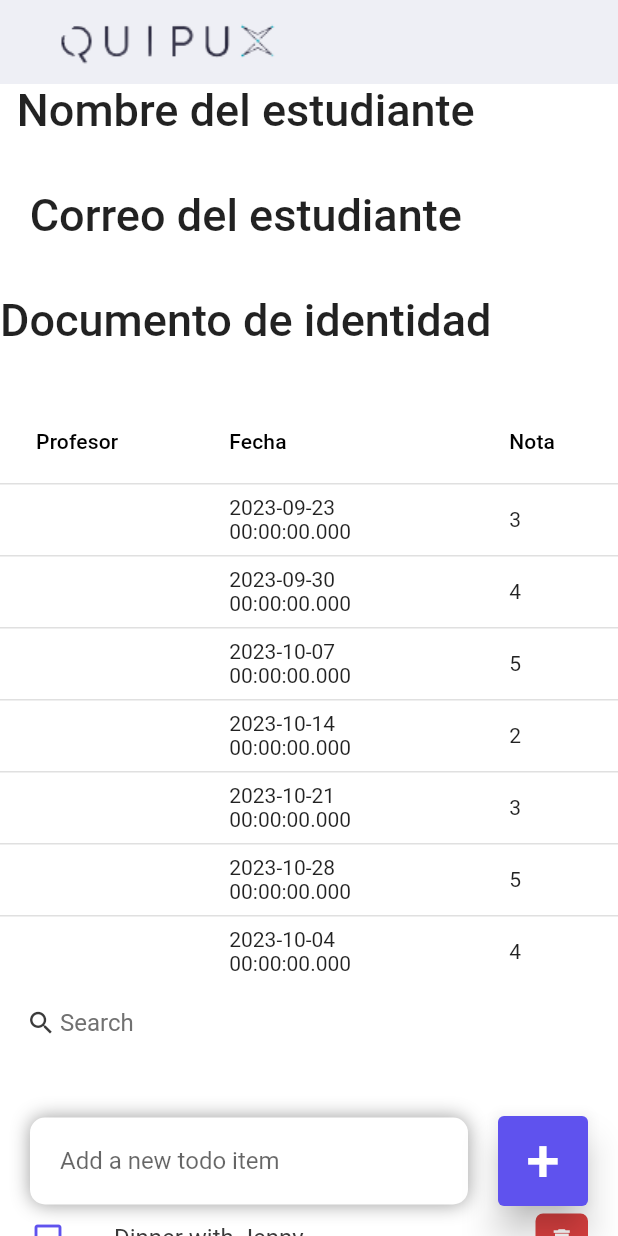
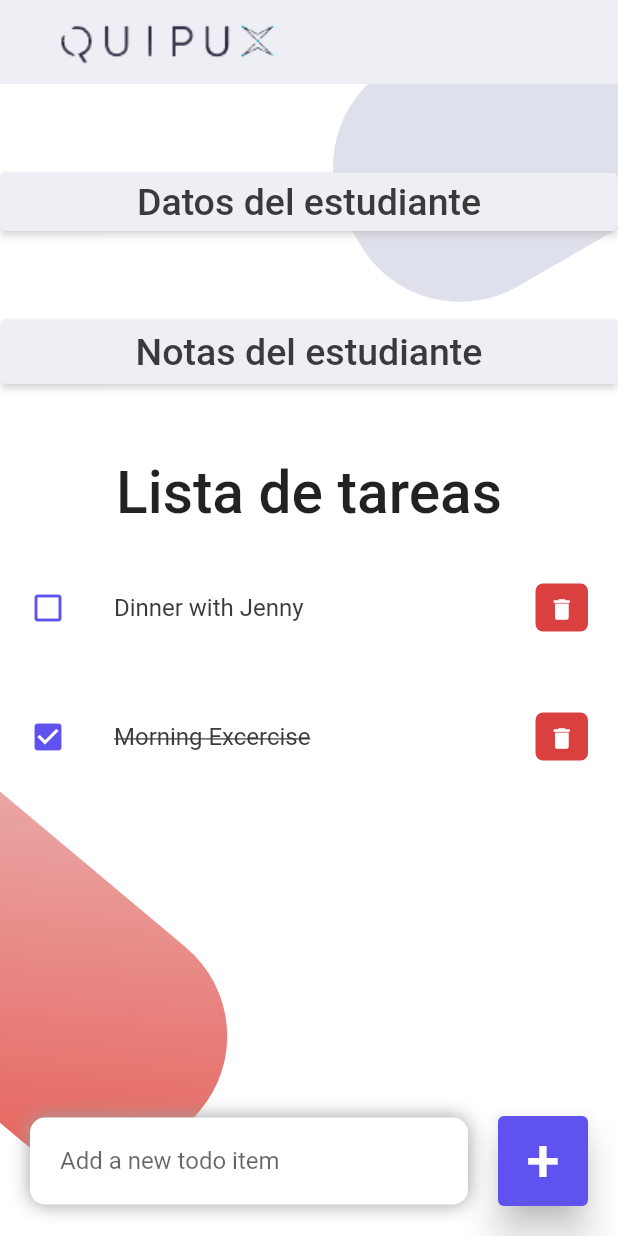
Before and after one commit to Goezs/quipuxApp, a Flutter app: the Student screen opened directly with empty values, on a phone screen of 412 x 824 dp. Run offline on Flutter 3.47's test engine with Material 2 defaults, Android fonts, the light colour scheme and no system bars.

Commit message:
Skeleton with style

```diff
--- a/lib/model/grades.dart
+++ b/lib/model/grades.dart
@@ -34,11 +34,11 @@ class Grade {
 }
 
 final allGrades = <Grade>[
-  Grade(teacherName: '', day: DateTime(2023, 9, 23), grade: 3),
-  Grade(teacherName: '', day: DateTime(2023, 9, 30), grade: 4),
-  Grade(teacherName: '', day: DateTime(2023, 10, 7), grade: 5),
-  Grade(teacherName: '', day: DateTime(2023, 10, 14), grade: 2),
-  Grade(teacherName: '', day: DateTime(2023, 10, 21), grade: 3),
-  Grade(teacherName: '', day: DateTime(2023, 10, 28), grade: 5),
-  Grade(teacherName: '', day: DateTime(2023, 10, 4), grade: 4),
+  Grade(teacherName: 'Fernando Gonsalez', day: DateTime(2023, 9, 23), grade: 3),
+  Grade(teacherName: 'Andrés Viñedo', day: DateTime(2023, 9, 30), grade: 4),
+  Grade(teacherName: 'Samuel Herrera', day: DateTime(2023, 10, 7), grade: 5),
+  Grade(teacherName: 'Juan Salazar', day: DateTime(2023, 10, 14), grade: 2),
+  Grade(teacherName: 'Manolo Zuluaga', day: DateTime(2023, 10, 21), grade: 3),
+  Grade(teacherName: 'David Ospina', day: DateTime(2023, 10, 28), grade: 5),
+  Grade(teacherName: 'Hernesto Valle', day: DateTime(2023, 10, 4), grade: 4),
 ];
--- a/lib/screens/student.dart
+++ b/lib/screens/student.dart
@@ -33,6 +33,9 @@ class _StudentState extends State<Student> {
   List<ToDo> _foundToDo = [];
   final _todoController = TextEditingController();
 
+  bool showStudentTable = false;
+  bool showGradeTable = false;
+
   @override
   void initState() {
     _foundToDo = todosList;
@@ -46,55 +49,140 @@ class _StudentState extends State<Student> {
       appBar: buildAppBar(context),
       body: Stack(
         children: [
+          ShaderMask(
+            shaderCallback : (rect){
+              return LinearGradient(
+                begin: Alignment.topCenter,
+                end: Alignment.bottomLeft,
+                colors: [tdBGColor, Colors.white],
+              ).createShader(Rect.fromLTRB(50, 250, 10, 350));
+            },
+            child: RotationTransition(
+              turns: const AlwaysStoppedAnimation(60 / 360),
+              child: Align(
+                alignment: const Alignment(-1.9, -3),
+                child: SizedBox(
+                  height: 492,
+                  width: 169.13,
+                  child: DecoratedBox(
+                    decoration: BoxDecoration(
+                      color: tdBGColor,
+                      borderRadius: BorderRadius.circular(77)
+                    ),
+                  ),
+                )
+              )
+            )
+          ),
+          ShaderMask(
+            shaderCallback : (rect){
+              return LinearGradient(
+                begin: Alignment.bottomLeft,
+                end: Alignment.topCenter,
+                colors: [Colors.red, Colors.white],
+              ).createShader(Rect.fromLTRB(280, 230, 390, 880));
+            },
+            child: RotationTransition(
+              turns: const AlwaysStoppedAnimation(130 / 360),
+              child: Align(
+                alignment: const Alignment(2.34, 0.8),
+                child: SizedBox(
+                  height: 494,
+                  width: 169.13,
+                  child: DecoratedBox(
+                    decoration: BoxDecoration(
+                      color: tdBGColor,
+                      borderRadius: BorderRadius.circular(77)
+                    ),
+                  ),
+                )
+              )
+            )
+          ),
           ListView(
             children: [
-              Align(
-                alignment: Alignment.topLeft,
-                child: Column(
-                  children: [
-                    Text('Nombre del estudiante',
+              const SizedBox(height: 59),
+              SizedBox(
+                height: 39,
+                child: ElevatedButton(
+                  onPressed: (){
+                    setState(() {
+                      showStudentTable =  !showStudentTable;
+                    });
+                  },
+                  style: ElevatedButton.styleFrom(
+                    backgroundColor: tdBGColor,
+                    shadowColor: Colors.white,
+                  ),
+                  child: Text('Datos del estudiante',
                     style: TextStyle(
-                        fontSize: 30,
+                      color: tdBlack,
+                      fontSize: 25,
                       fontWeight: FontWeight.w500,
                     ),
                   ),
-                    Text(studentName,
-                      style: TextStyle(
-                        fontSize: 30,
-                        fontWeight: FontWeight.w200,
                 ),
               ),
-                    Text('Correo del estudiante',
+              Visibility(
+                visible: showStudentTable,
+                child: SingleChildScrollView(
+                  scrollDirection: Axis.vertical,
+                  child: FittedBox(
+                    child: DataTable(
+                      columns: [
+                      DataColumn(label: Text('Nombre')),
+                      DataColumn(label: Text('Documento de identidad')),
+                      DataColumn(label: Text('Correo')),
+                      ],
+                      rows: [
+                        DataRow(cells: [
+                          DataCell(Text(studentName)),
+                          DataCell(Text(studentItt)),
+                          DataCell(Text(studentEmail)),
+                        ])
+                      ],
+                      decoration: BoxDecoration(
+                        color: tdBGColor,
+                        border: Border.all(
+                          color: tdBGColor,
+                          width: 0,
+                        ),
+                        borderRadius: BorderRadius.only(
+                          bottomLeft: Radius.circular(35),
+                          bottomRight: Radius.circular(35)
+                        ),
+                      )
+                    )
+                  )
+                )
+              ),
+              const SizedBox(height: 59),
+              SizedBox(
+                height: 43,
+                child: ElevatedButton(
+                  onPressed: (){
+                    setState(() {
+                      showGradeTable =  !showGradeTable;
+                    });
+                  },
+                  style: ElevatedButton.styleFrom(
+                    backgroundColor: tdBGColor,
+                    shadowColor: Colors.white,
+                  ),
+                  child: Text('Notas del estudiante',
                     style: TextStyle(
-                        fontSize: 30,
+                      color: tdBlack,
+                      fontSize: 25,
                       fontWeight: FontWeight.w500,
                     ),
                   ),
-                    Text(studentEmail,
-                      style: TextStyle(
-                        fontSize: 30,
-                        fontWeight: FontWeight.w200,
                 ),
               ),
-                    Text('Documento de identidad',
-                      style: TextStyle(
-                        fontSize: 30,
-                        fontWeight: FontWeight.w500,
+              Visibility(
+                visible: showGradeTable,
+                child: SortableTable(),
               ),
-                    ),
-                    Text(studentItt,
-                      style: TextStyle(
-                        fontSize: 30,
-                        fontWeight: FontWeight.w200,
-                      ),
-                    ),
-                  ],
-                )
-              ),
-              SortableTable(),
-              searchBox(),
-              Expanded(
-                child: Column(
+              Column(
                 children: [
                   Container(
                     margin: EdgeInsets.only(
@@ -104,6 +192,7 @@ class _StudentState extends State<Student> {
                     child: Text(
                       'Lista de tareas',
                       style: TextStyle(
+                        fontSize: 39,
                         fontWeight: FontWeight.w500,
                       )
                     ),
@@ -116,7 +205,6 @@ class _StudentState extends State<Student> {
                     ),
                 ],
               ),
-              )
             ],
           ),
           Align(
@@ -221,30 +309,4 @@ class _StudentState extends State<Student> {
       _foundToDo = results;
     });
   }
-
-  Widget searchBox() {
-    return Container(
-      padding: EdgeInsets.symmetric(horizontal: 15),
-      decoration: BoxDecoration(
-        color: Colors.white,
-        borderRadius: BorderRadius.circular(20),
-      ),
-      child: TextField(
-        onChanged: (value) => _runFilter(value),
-        decoration: InputDecoration(
-          contentPadding: EdgeInsets.all(0),
-          prefixIcon: Icon(
-            Icons.search,
-            color: tdBlack,
-            size: 20,
-          ), prefixIconConstraints: BoxConstraints( maxHeight: 20,
-            minWidth: 25,
-          ),
-          border: InputBorder.none,
-          hintText: 'Search',
-          hintStyle: TextStyle(color: tdGrey),
-        ),
-      ),
-    );
 }
-}
--- a/lib/widgets/grade_table.dart
+++ b/lib/widgets/grade_table.dart
@@ -1,4 +1,5 @@
 import 'package:flutter/material.dart';
+import 'package:quipux_app/constants/colors.dart';
 import 'package:quipux_app/model/grades.dart';
 
 class SortableTable extends StatefulWidget {
@@ -31,6 +32,17 @@ class _SortableTableState extends State<SortableTable> {
       sortColumnIndex: sortColumnIndex,
       columns: getColumns(columns),
       rows: getRows(grades),
+      decoration: BoxDecoration(
+        color: tdBGColor,
+        border: Border.all(
+          color: tdBGColor,
+          width: 20
+        ),
+        borderRadius: BorderRadius.only(
+          bottomLeft: Radius.circular(65),
+          bottomRight: Radius.circular(65)
+        ),
+      )
     );
   }
 
@@ -44,7 +56,8 @@ class _SortableTableState extends State<SortableTable> {
   List<DataRow> getRows(List<Grade> grades) => grades.map((Grade grade) {
         final cells = [grade.teacherName, grade.day, grade.grade];
 
-        return DataRow(cells: getCells(cells));
+        return DataRow(
+          cells: getCells(cells));
       }).toList();
 
   List<DataCell> getCells(List<dynamic> cells) =>
@@ -56,7 +69,7 @@ class _SortableTableState extends State<SortableTable> {
           compareString(ascending, grade1.teacherName, grade2.teacherName));
     } else if (columnIndex == 1) {
       grades.sort((grade1, grade2) =>
-          compareString(ascending, '$grade1.day', '$grade2.day'));
+          compareString(ascending, '${grade1.day}', '${grade2.day}'));
     } else if (columnIndex == 2) {
       grades.sort((grade1, grade2) =>
           compareString(ascending, '${grade1.grade}', '${grade2.grade}'));
```
Also changed, not shown: pubspec.yaml (line endings or trailing spaces). Lines whose indentation alone changed are shown as unchanged.
